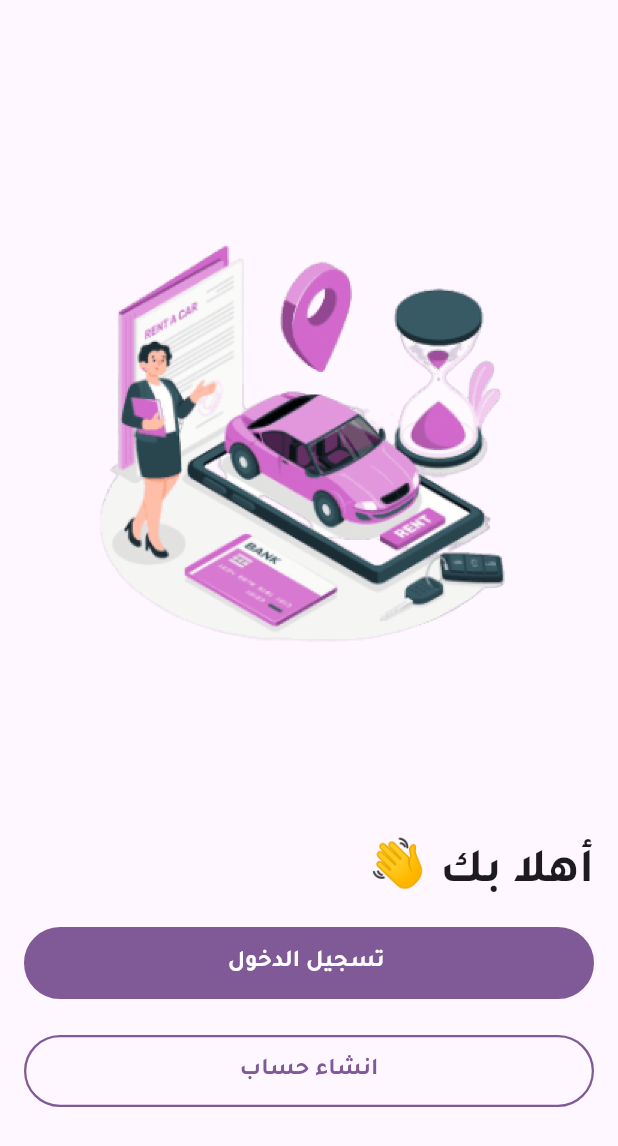
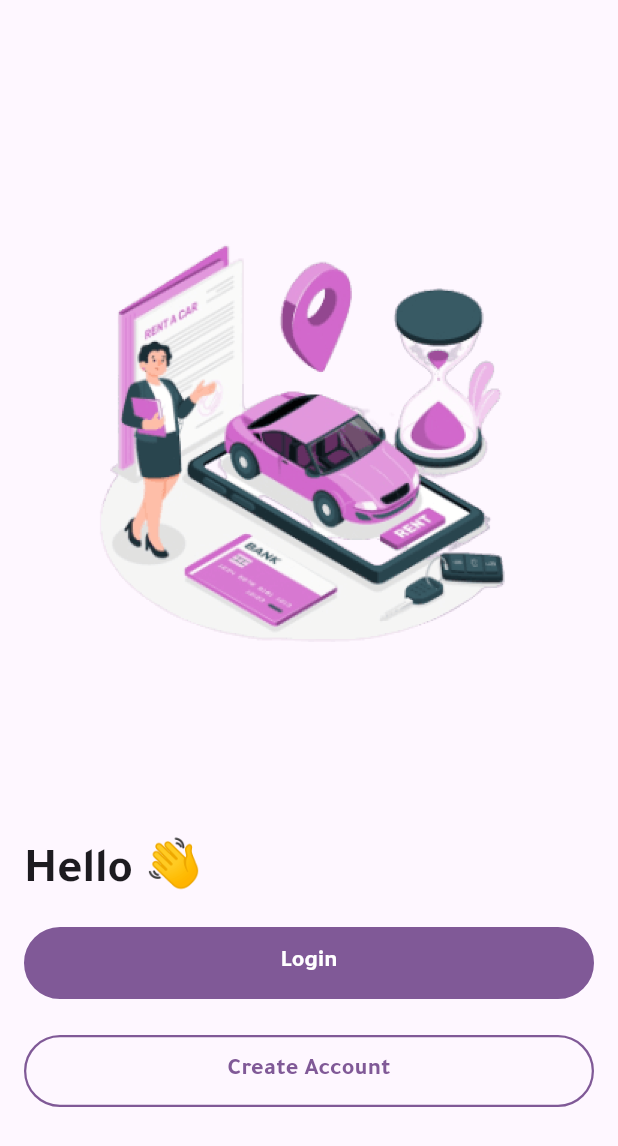
Before and after one commit to elsankry02/Lady_Driver_App, a Flutter app: the screen it shows after launch, after a tap on "تخطي", on a phone screen of 412 x 824 dp. Shown: the top 1146 px of the screen. Run offline on Flutter 3.47's test engine with Material 3 defaults, Android fonts, the phone set to English and light mode, and no system bars; our stand-ins replace auto_route, flutter_svg, image_picker, pinput, shared_preferences.

Commit message:
some change

```diff
--- /dev/null
+++ b/devtools_options.yaml
@@ -0,0 +1,3 @@
+description: This file stores settings for Dart & Flutter DevTools.
+documentation: https://docs.flutter.dev/tools/devtools/extensions#configure-extension-enablement-states
+extensions:
--- a/lib/core/router/router.dart
+++ b/lib/core/router/router.dart
@@ -7,7 +7,6 @@ import 'package:lady_driver/home/pages/on_boarding/onboarding_page.dart';
 import 'package:lady_driver/home/pages/splash/splash_page.dart';
 import 'package:lady_driver/home/pages/verification_code/verification_code_page.dart';
 import 'package:lady_driver/home/pages/welcome/welcome_page.dart';
-import 'package:lady_driver/learn_page.dart';
 
 part 'router.gr.dart';
 
@@ -17,7 +16,6 @@ final router = AppRouter();
 class AppRouter extends RootStackRouter {
   @override
   List<AutoRoute> get routes => [
-        AutoRoute(page: LearnRoute.page),
         AutoRoute(page: SplashRoute.page, initial: true),
         AutoRoute(page: CreateAnAccountRoute.page),
         AutoRoute(page: ForgetPasswordRoute.page),
--- a/lib/home/pages/login/login_page.dart
+++ b/lib/home/pages/login/login_page.dart
@@ -8,6 +8,7 @@ import 'package:lady_driver/core/constant/color_manger.dart';
 import 'package:lady_driver/core/constant/svg_manger.dart';
 import 'package:lady_driver/core/router/router.dart';
 import 'package:lady_driver/home/pages/login/widget/rich_text_login_widget.dart';
+import 'package:lady_driver/l10n/app_localizations.dart';
 
 @RoutePage()
 class LoginPage extends StatefulWidget {
@@ -41,8 +42,7 @@ class _LoginPageState extends State<LoginPage> {
           children: [
             const SizedBox(height: 65),
             Text(
-              'تسجيل الدخول إلي ليديدرايفر',
-              textAlign: TextAlign.end,
+              AppLocalizations.of(context)!.loginToLadyDriver,
               style:
                   textTheme.titleLarge!.copyWith(fontWeight: FontWeight.w700),
             ),
@@ -80,6 +80,7 @@ class _LoginPageState extends State<LoginPage> {
             GestureDetector(
               onTap: () => context.router.push(const ForgetPasswordRoute()),
               child: Text(
+                textAlign: TextAlign.end,
                 'هل نسيت كلمة المرور؟',
                 style: textTheme.titleSmall!.copyWith(
                   fontWeight: FontWeight.w400,
@@ -107,7 +108,7 @@ class _LoginPageState extends State<LoginPage> {
                     }
                   : null,
               child: CustomBotton(
-                  text: 'تسجيل الدخول',
+                  text: AppLocalizations.of(context)!.logIN,
                   color: isSelected
                       ? ColorManger.kPrimaryColor
                       : ColorManger.kBorderColor,
--- a/lib/home/pages/welcome/welcome_page.dart
+++ b/lib/home/pages/welcome/welcome_page.dart
@@ -4,6 +4,7 @@ import 'package:lady_driver/core/components/custom_botton.dart';
 import 'package:lady_driver/core/constant/color_manger.dart';
 import 'package:lady_driver/core/constant/image_manger.dart';
 import 'package:lady_driver/core/router/router.dart';
+import 'package:lady_driver/l10n/app_localizations.dart';
 
 @RoutePage()
 class WelcomePage extends StatelessWidget {
@@ -16,7 +17,7 @@ class WelcomePage extends StatelessWidget {
       body: Padding(
         padding: const EdgeInsets.symmetric(horizontal: 16),
         child: Column(
-          crossAxisAlignment: CrossAxisAlignment.end,
+          crossAxisAlignment: CrossAxisAlignment.start,
           children: [
             const SizedBox(
               height: 150,
@@ -33,7 +34,8 @@ class WelcomePage extends StatelessWidget {
               height: 121,
             ),
             Text(
-              '👋 أهلا بك',
+              textAlign: TextAlign.end,
+              AppLocalizations.of(context)!.heyYou,
               style: textTheme.headlineLarge!
                   .copyWith(fontWeight: FontWeight.w700),
             ),
@@ -43,10 +45,10 @@ class WelcomePage extends StatelessWidget {
             //! تسجيل الدخول
             GestureDetector(
               onTap: () => context.router.replace(const LoginRoute()),
-              child: const CustomBotton(
+              child: CustomBotton(
                 borderColor: ColorManger.kPrimaryColor,
                 textThemeColor: ColorManger.kWhite,
-                text: 'تسجيل الدخول ',
+                text: AppLocalizations.of(context)!.logIN,
                 color: ColorManger.kPrimaryColor,
               ),
             ),
@@ -56,8 +58,8 @@ class WelcomePage extends StatelessWidget {
             //!  انشاء حساب
             GestureDetector(
               onTap: () => context.router.push(const CreateAnAccountRoute()),
-              child: const CustomBotton(
-                text: 'انشاء حساب',
+              child: CustomBotton(
+                text: AppLocalizations.of(context)!.createAccount,
                 textThemeColor: ColorManger.kPrimaryColor,
                 borderColor: ColorManger.kPrimaryColor,
               ),
--- a/lib/l10n/app_en.arb
+++ b/lib/l10n/app_en.arb
@@ -1,9 +1,7 @@
 {
-"@@locale": "en",
-"helloMassage" : " Hello {userName}",
-"@helloMassage" : {
-    "placeholders": {
-        "userName": {}
-    }
+"@@locale" : "en",
+"loginToLadyDriver" : "Login To LadyDriver",
+"heyYou" : "Hello 👋",
+"logIN" : "Login",
+"createAccount":"Create Account"
 }
-}
--- a/lib/l10n/app_localizations.dart
+++ b/lib/l10n/app_localizations.dart
@@ -95,11 +95,29 @@ abstract class AppLocalizations {
     Locale('en')
   ];
 
-  /// No description provided for @helloMassage.
+  /// No description provided for @loginToLadyDriver.
   ///
   /// In en, this message translates to:
-  /// **' Hello {userName}'**
-  String helloMassage(Object userName);
+  /// **'Login To LadyDriver'**
+  String get loginToLadyDriver;
+
+  /// No description provided for @heyYou.
+  ///
+  /// In en, this message translates to:
+  /// **'Hello 👋'**
+  String get heyYou;
+
+  /// No description provided for @logIN.
+  ///
+  /// In en, this message translates to:
+  /// **'Login'**
+  String get logIN;
+
+  /// No description provided for @createAccount.
+  ///
+  /// In en, this message translates to:
+  /// **'Create Account'**
+  String get createAccount;
 }
 
 class _AppLocalizationsDelegate extends LocalizationsDelegate<AppLocalizations> {
--- a/lib/l10n/app_localizations_en.dart
+++ b/lib/l10n/app_localizations_en.dart
@@ -7,7 +7,14 @@ class AppLocalizationsEn extends AppLocalizations {
   AppLocalizationsEn([String locale = 'en']) : super(locale);
 
   @override
-  String helloMassage(Object userName) {
-    return ' Hello $userName';
-  }
+  String get loginToLadyDriver => 'Login To LadyDriver';
+
+  @override
+  String get heyYou => 'Hello 👋';
+
+  @override
+  String get logIN => 'Login';
+
+  @override
+  String get createAccount => 'Create Account';
 }
```
Also changed, not shown: lib/core/components/rich_text_privacy_policy.dart (+11 -13 lines), lib/l10n/app_ar.arb (+5 -7 lines), lib/l10n/app_localizations_ar.dart (+10 -3 lines), lib/learn_page.dart (deleted, +0 -30 lines), lib/core/router/router.gr.dart.
